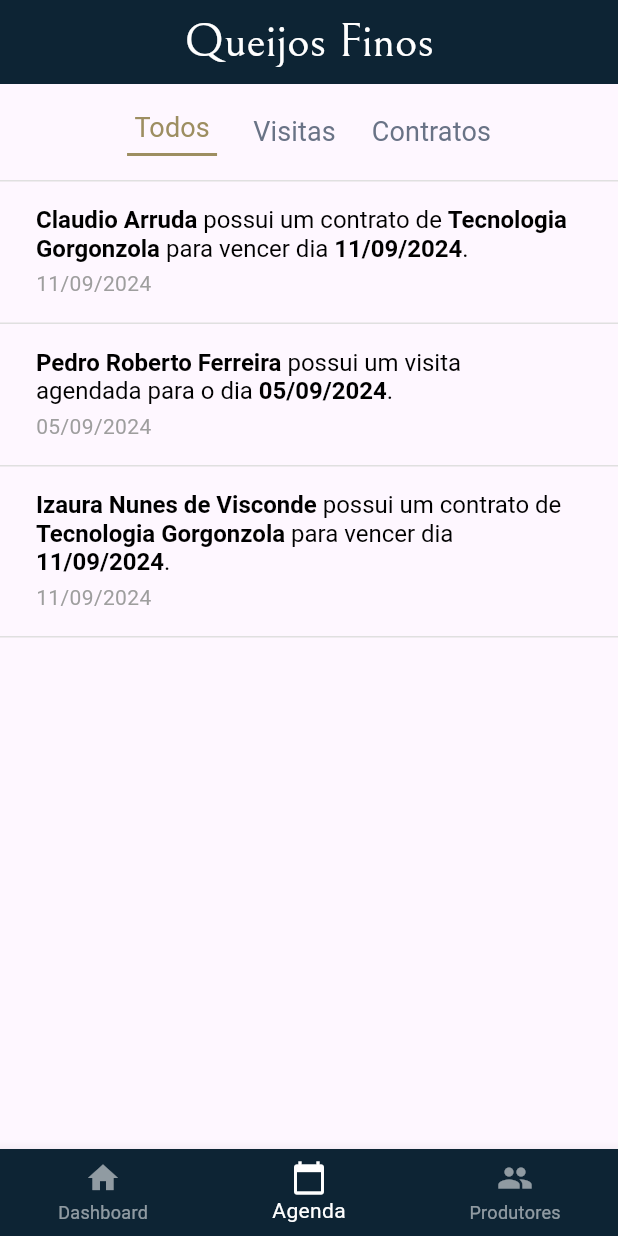
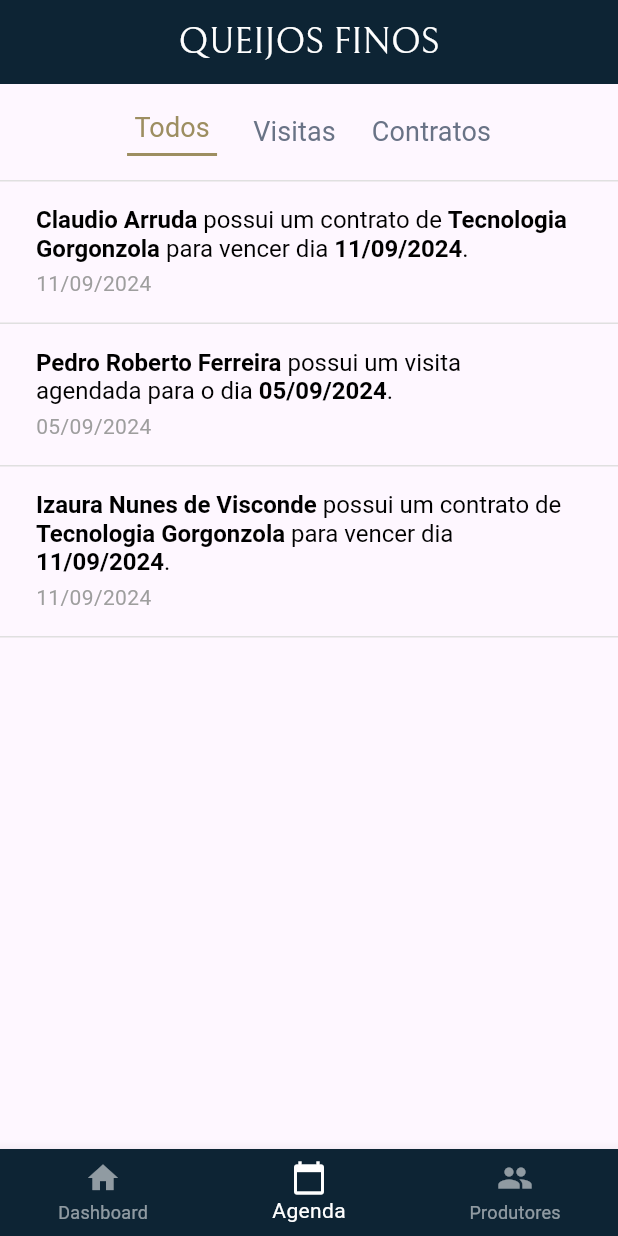
Before and after one commit to Os-Cupinxa/queijos-finos-mobile, a Flutter app: the AuthenticatedLayout screen opened by its route, on a phone screen of 412 x 824 dp. Run offline on Flutter 3.47's test engine with Material 3 defaults, Android fonts, the phone set to English and light mode, and no system bars.

Commit message:
style: correção titulo e tamanho da font do layout

```diff
--- a/queijo_finos_mobile/lib/main.dart
+++ b/queijo_finos_mobile/lib/main.dart
@@ -69,11 +69,11 @@ class AuthenticatedLayout extends StatelessWidget {
       appBar: AppBar(
         backgroundColor: const Color(0xFF0D2434),
         title: const Text(
-          'Queijos Finos',
+          'QUEIJOS FINOS',
           style: TextStyle(
             color: Colors.white,
             fontFamily: 'Bellefair',
-            fontSize: 32.0,
+            fontSize: 24.0,
           ),
         ),
         centerTitle: true,
```
